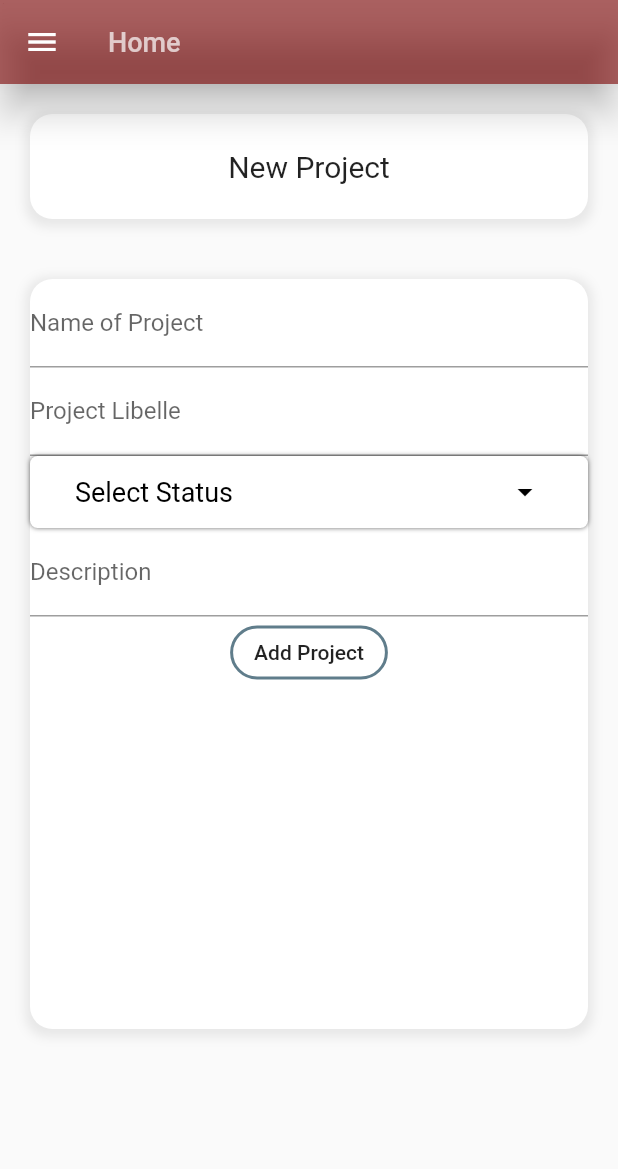
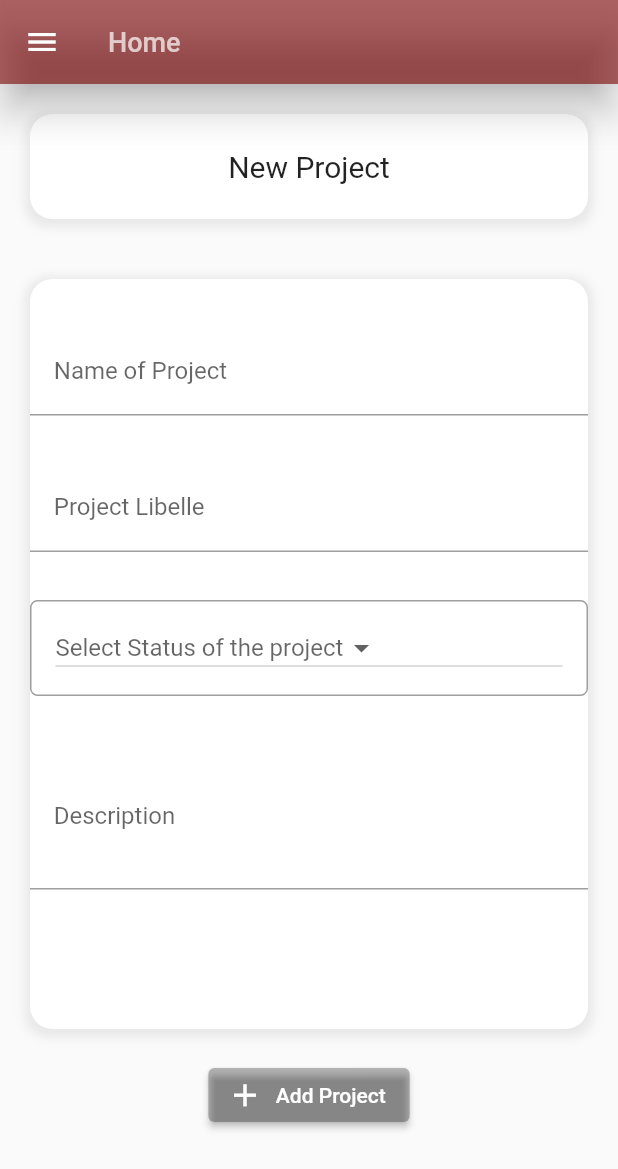
Before and after one commit to Handaji/HelpDesk_Frontend_Mobile, a Flutter app: the TopPage screen opened directly, on a phone screen of 412 x 824 dp. Shown: the top 1169 px of the screen. Run offline on Flutter 3.47's test engine with Material 2 defaults, Android fonts, the phone set to English and light mode, and no system bars; our stand-ins replace date_time_picker.

```diff
--- a/lib/NewProject.dart
+++ b/lib/NewProject.dart
@@ -1,7 +1,12 @@
 import 'package:flutter/material.dart';
 import 'package:flutter/services.dart';
 
-class TopPage extends StatelessWidget {
+class TopPage extends StatefulWidget {
+  @override
+  TopPageState createState() => TopPageState();
+}
+
+class TopPageState extends State<TopPage> {
   Widget buildNom() {
     return Column(
       crossAxisAlignment: CrossAxisAlignment.start,
@@ -106,11 +111,13 @@ class TopPage extends StatelessWidget {
     );
   }
 
-
-
   @override
   Widget build(BuildContext context) {
+    var currentSelectedValue;
+    const deviceTypes = ["Done","Pending", "Doing", "canceled"];
+
     return Scaffold(
+      resizeToAvoidBottomInset: false,
       appBar: AppBar(
         title: Text(
           "Home",
@@ -135,8 +142,6 @@ class TopPage extends StatelessWidget {
                   spreadRadius: 3, //spread radius
                   blurRadius: 5, // blur radius
                   offset: Offset(0, 2), // changes position of shadow
-                  //first paramerter of offset is left-right
-                  //second parameter is top to down
                 ),
                 //you can set more BoxShadow() here
               ],
@@ -169,81 +174,70 @@ class TopPage extends StatelessWidget {
               ],
             ),
             child: Column(children: <Widget>[
-              TextFormField(
-                decoration: const InputDecoration(labelText: 'Name of Project')
+              Text(
+                '\n',
               ),
               TextFormField(
-                  decoration: const InputDecoration(labelText: 'Project Libelle')
-              ),
-              DecoratedBox(
-                  decoration: BoxDecoration(
-                      gradient: LinearGradient(
-                          colors: [
-                            Colors.white,
-                            Colors.white,
-                            Colors.white
-                            //add more colors
-                          ]),
-                      borderRadius: BorderRadius.circular(5),
-                      boxShadow: <BoxShadow>[
-                        BoxShadow(
-                            color: Color.fromRGBO(0, 0, 0, 0.57), //shadow for button
-                            blurRadius: 2) //blur radius of shadow
-                      ]
-                  ),
-                  child:Padding(
-                    padding: EdgeInsets.only(left:30, right:30),
-                    child:DropdownButton(
-                        value: "Select Status",
-                        items: [ //add items in the dropdown
-                          DropdownMenuItem(
-                            child: Text("Select Status"),
-                            value: "Select Status",
-                          ),
-                          DropdownMenuItem(
-                            child: Text("Done"),
-                            value: "done",
-                          ),
-                          DropdownMenuItem(
-                              child: Text("Doing"),
-                              value: "doing"
-                          ),
-                          DropdownMenuItem(
-                            child: Text("To Do"),
-                            value: "todo",
-                          )
-                        ],
-                        onChanged: (value){
-
-                        },
-                        isExpanded: true, //make true to take width of parent widget
-                        underline: Container(), //empty line
-                        style: TextStyle(fontSize: 18, color: Colors.black),
-                        dropdownColor: Colors.white,
-                        iconEnabledColor: Colors.black, //Icon color
-                      )
-                  )
+                  decoration:
+                      const InputDecoration(labelText: '    Name of Project')),
+              Text(
+                '\n',
               ),
               TextFormField(
-                decoration: const InputDecoration(labelText: 'Description'),
-                maxLines: null,
+                  decoration:
+                      const InputDecoration(labelText: '    Project Libelle')),
+              Text(
+                '\n',
+              ),
+              FormField<String>(builder: (FormFieldState<String> state) {
+                return InputDecorator(
+                  decoration: InputDecoration(
+                      border: OutlineInputBorder(
+                          borderRadius: BorderRadius.circular(5.0))),
+                  child: Padding(
+                    padding: EdgeInsets.only(left: 5, right: 5),
+                    child: DropdownButton<String>(
+                      hint: Text("Select Status of the project"),
+                      value: currentSelectedValue,
+                      isDense: true,
+                      onChanged: (newValue) {
+                        setState(() {
+                          currentSelectedValue = newValue;
+                        });
+                        print(currentSelectedValue);
+                      },
+                      items: deviceTypes.map((String value) {
+                        return DropdownMenuItem<String>(
+                          value: value,
+                          child: Text(value),
+                        );
+                      }).toList(),
+                    ),
+                  ),
+                );
+              }),
+              Text(
+                '\n',
+              ),
+              TextFormField(
+                decoration: const InputDecoration(labelText: '    Description'),
+                maxLines: 3,
                 keyboardType: TextInputType.multiline,
-
               ),
-
-              OutlineButton(
-                shape: StadiumBorder(),
-                highlightedBorderColor: Colors.blueGrey,
-                borderSide: BorderSide(
-                    width: 2,
-                    color: Colors.blueGrey
-                ),
-                onPressed: () { },
-                child: Text('Add Project'),
-              )
-
-
+              Text(
+                '\n',
+              ),
             ]),
+          ),
+          ElevatedButton.icon(
+            onPressed: () {
+              // Respond to button press
+            },
+            icon: Icon(Icons.add, size: 25),
+            label: Text("Add Project"),
+            style: ElevatedButton.styleFrom(
+              primary: Colors.black26,
+            ),
           ),
         ],
       ),
--- a/lib/SignupPage.dart
+++ b/lib/SignupPage.dart
@@ -1,5 +1,6 @@
 import 'package:flutter/material.dart';
 import 'package:flutter/services.dart';
+import 'package:helpdesk_mobile/LoginPage.dart';
 
 class SignupPage extends StatefulWidget {
   @override
@@ -170,7 +171,14 @@ class _SignupPageState extends State<SignupPage> {
       width: double.infinity,
       child: RaisedButton(
         elevation: 5,
-        onPressed: () => print("Register Pressed"),
+        onPressed: (
+
+            ){
+          Navigator.push(
+            context,
+            MaterialPageRoute(builder: (context) => LoginPage()),
+          );
+        },
         padding: EdgeInsets.all(15),
         shape: RoundedRectangleBorder(borderRadius: BorderRadius.circular(15)),
         color: Colors.white,
--- a/lib/main.dart
+++ b/lib/main.dart
@@ -16,7 +16,7 @@ class MyApp extends StatelessWidget {
     return MaterialApp(
       title: 'HelpDesk',
      debugShowCheckedModeBanner: false,
-      home: Ticket(),
+      home: TopPage(),
     );
   }
 }
```
Also changed, not shown: pubspec.lock.
